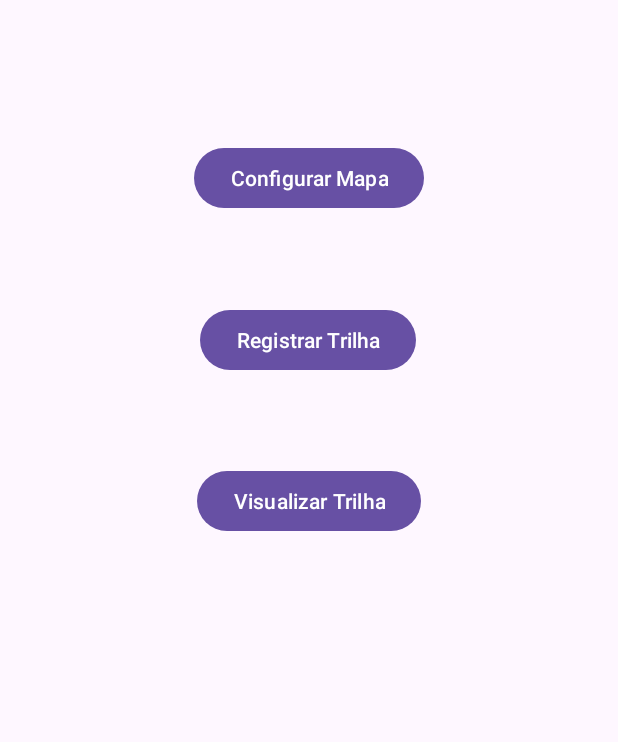
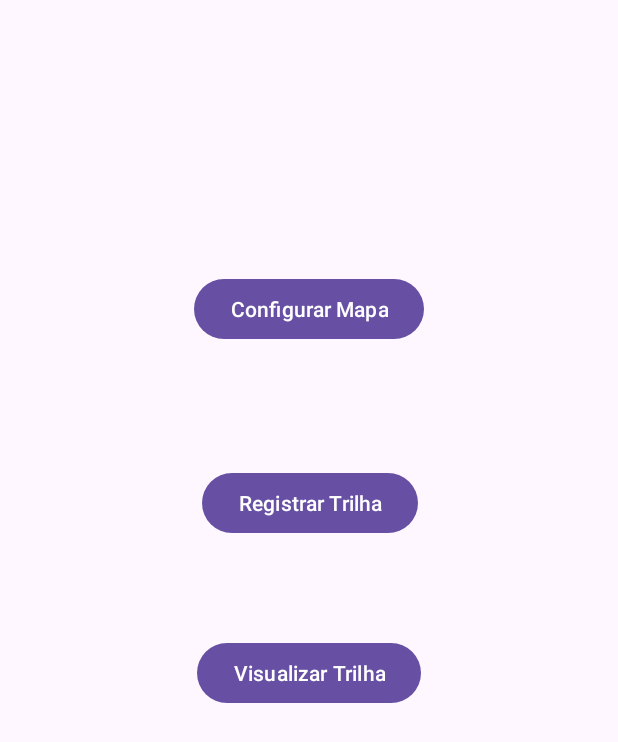
Before and after one commit to xofia02/Trilha, an Android app: the screen it shows after launch (MainActivity), on a phone screen of 412 x 824 dp. Shown: the top 742 px of the screen. Run offline under Robolectric (Android 15) with nearby library versions, the phone set to English and light mode, and no system bars.

```diff
--- /dev/null
+++ b/app/src/main/java/com/example/trilha/TrilhaDB.java
@@ -0,0 +1,4 @@
+package com.example.trilha;
+
+public class TrilhaDB {
+}
--- a/app/src/main/res/layout/activity_main.xml
+++ b/app/src/main/res/layout/activity_main.xml
@@ -8,49 +8,49 @@
     tools:context=".MainActivity">
 
     <Button
-        android:id="@+id/configurar"
+        android:id="@+id/visualizar"
         android:layout_width="wrap_content"
         android:layout_height="wrap_content"
-        android:layout_marginStart="128dp"
-        android:layout_marginTop="50dp"
-        android:layout_marginEnd="128dp"
-        android:layout_marginBottom="5dp"
-        android:text="Configurar Mapa"
-        android:onClick="abrirConfigurar"
-        app:layout_constraintBottom_toTopOf="@+id/registrar"
+        android:layout_marginStart="130dp"
+        android:layout_marginTop="18dp"
+        android:layout_marginEnd="130dp"
+        android:layout_marginBottom="342dp"
+        android:onClick="abrirVisualizar"
+        android:text="Visualizar Trilha"
+        app:layout_constraintBottom_toBottomOf="parent"
         app:layout_constraintEnd_toEndOf="parent"
         app:layout_constraintStart_toStartOf="parent"
-        app:layout_constraintTop_toTopOf="parent" />
+        app:layout_constraintTop_toBottomOf="@+id/registrar" />
 
     <Button
         android:id="@+id/registrar"
         android:layout_width="wrap_content"
         android:layout_height="wrap_content"
-        android:layout_marginStart="132dp"
-        android:layout_marginTop="10dp"
-        android:layout_marginEnd="133dp"
-        android:layout_marginBottom="5dp"
+        android:layout_marginStart="133dp"
+        android:layout_marginTop="36dp"
+        android:layout_marginEnd="132dp"
+        android:layout_marginBottom="37dp"
+        android:onClick="abrirRegistrar"
         android:text="Registrar Trilha"
-        android:onClick="abrirRegistrar"
         app:layout_constraintBottom_toTopOf="@+id/visualizar"
         app:layout_constraintEnd_toEndOf="parent"
         app:layout_constraintStart_toStartOf="parent"
         app:layout_constraintTop_toBottomOf="@+id/configurar" />
 
     <Button
-        android:id="@+id/visualizar"
+        android:id="@+id/configurar"
         android:layout_width="wrap_content"
         android:layout_height="wrap_content"
-        android:layout_marginStart="130dp"
-        android:layout_marginTop="10dp"
-        android:layout_marginEnd="130dp"
-        android:layout_marginBottom="421dp"
-        android:text="Visualizar Trilha"
-        android:onClick="abrirVisualizar"
-        app:layout_constraintBottom_toBottomOf="parent"
+        android:layout_marginStart="128dp"
+        android:layout_marginTop="172dp"
+        android:layout_marginEnd="128dp"
+        android:layout_marginBottom="36dp"
+        android:onClick="abrirConfigurar"
+        android:text="Configurar Mapa"
+        app:layout_constraintBottom_toTopOf="@+id/registrar"
         app:layout_constraintEnd_toEndOf="parent"
         app:layout_constraintStart_toStartOf="parent"
-        app:layout_constraintTop_toBottomOf="@+id/registrar" />
+        app:layout_constraintTop_toTopOf="parent" />
 
     <androidx.constraintlayout.widget.Guideline
         android:id="@+id/guideline"
```
